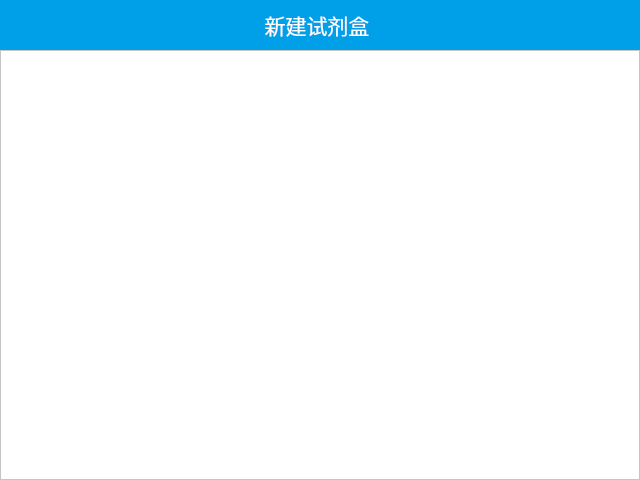
This is kitcreatedialog.ui in dehema/Qt-KitEditor as Qt 5 draws it before an edit. The edited form follows.
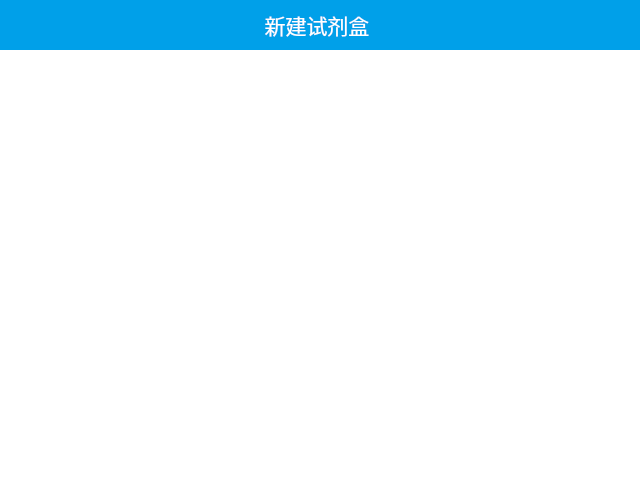
This is the edited form. Icons and pictures are not drawn.

Diff of the .ui file:
```diff
--- a/kitcreatedialog.ui
+++ b/kitcreatedialog.ui
@@ -205,6 +205,32 @@
            </property>
            <item>
             <widget class="QScrollArea" name="scrollArea">
+             <property name="styleSheet">
+              <string notr="true">QScrollArea
+{
+	border:0px;
+}
+QScrollBar::vertical
+{
+    border-width:1px;
+    border-style: solid;
+    border-color: rgb(255, 255, 255);
+    width: 16px;
+    margin:0px 0px 0px 0px;
+    border-radius:8px;
+}
+
+QScrollBar::add-page:vertical, QScrollBar::sub-page:vertical
+{
+    background:rgb(230,227,223);
+	border-radius:3px;
+}
+
+QScollBar::add-line:vertical, QScrollBar::sub-line:vertical 
+{
+    background:transparent;
+}</string>
+             </property>
              <property name="widgetResizable">
               <bool>true</bool>
              </property>
@@ -213,8 +239,8 @@
                <rect>
                 <x>0</x>
                 <y>0</y>
-                <width>636</width>
-                <height>426</height>
+                <width>638</width>
+                <height>428</height>
                </rect>
               </property>
               <property name="sizePolicy">
@@ -249,7 +275,7 @@
                  <number>0</number>
                 </property>
                 <property name="leftMargin">
-                 <number>0</number>
+                 <number>15</number>
                 </property>
                 <property name="topMargin">
                  <number>0</number>
```
Left out of the diff: 15 changed lines with no effect on the pictures.
